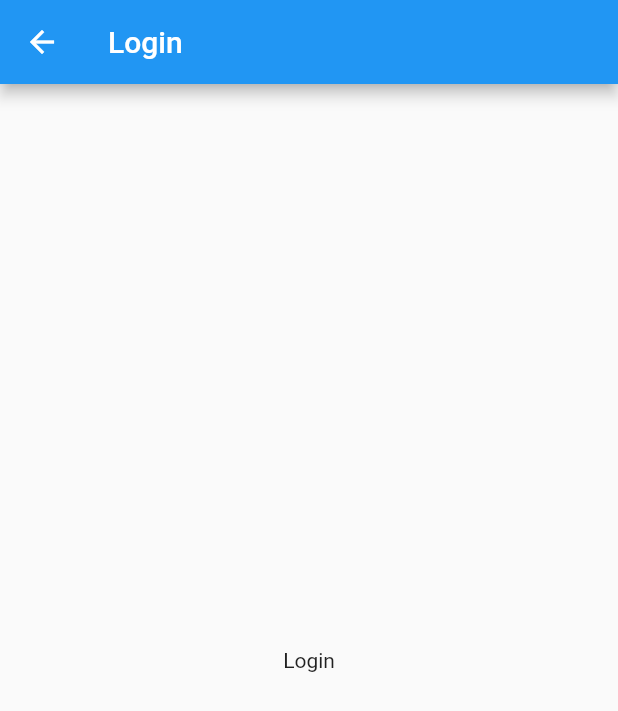
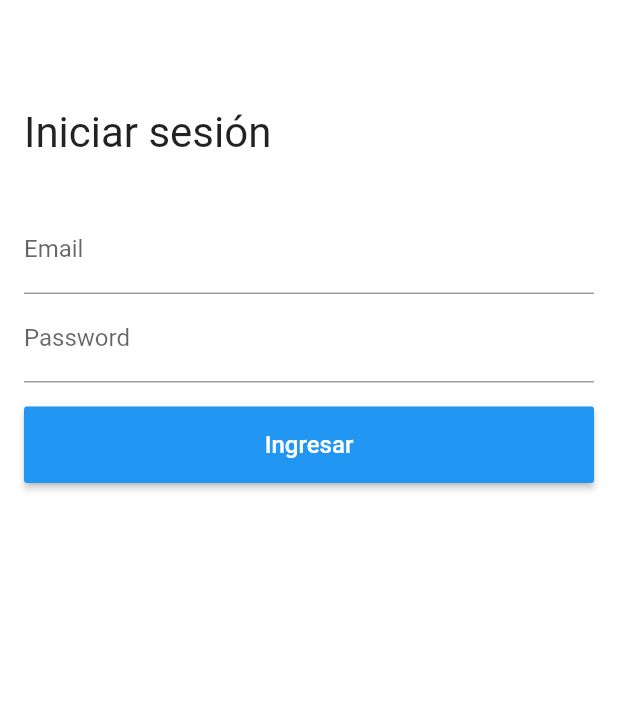
Before and after one commit to johe8809/test_flutter, a Flutter app: the LoginView screen opened by its route, on a phone screen of 412 x 824 dp. Shown: the top 711 px of the screen. Run offline on Flutter 3.47's test engine with Material 2 defaults, Android fonts, the phone set to English and light mode, and no system bars; our stand-ins replace cloud_firestore, firebase_auth, firebase_core, get_it; accounts and stored records are empty.

Commit message:
add login with firebase

```diff
--- /dev/null
+++ b/lib/src/core/models/user_model/user_model.dart
@@ -0,0 +1,17 @@
+class User {
+  User({
+    this.name,
+    this.email,
+    this.token,
+  });
+
+  String name;
+  String email;
+  String token;
+
+  User.fromJson(Map<String, dynamic> json) {
+    name = json['name'];
+    email = json['email'];
+    token = json['token'];
+  }
+}
--- /dev/null
+++ b/lib/src/core/services/auth_service.dart
@@ -0,0 +1,16 @@
+part of app.services;
+
+class AuthService extends FirebaseService {
+  Future<UserCredential> signIn(String email, String password) async {
+    try {
+      UserCredential response = await auth.signInWithEmailAndPassword(
+        email: email,
+        password: password,
+      );
+      return response;
+    } on Exception catch (e) {
+      print('Error $e');
+      throw e;
+    }
+  }
+}
--- /dev/null
+++ b/lib/src/core/services/firebase_service.dart
@@ -0,0 +1,9 @@
+part of app.services;
+
+class FirebaseService {
+  static final Future<FirebaseApp> initializationFirebase =
+      Firebase.initializeApp();
+
+  final FirebaseAuth auth = FirebaseAuth.instance;
+  final FirebaseFirestore database = FirebaseFirestore.instance;
+}
--- a/lib/router.dart
+++ b/lib/src/router.dart
@@ -1,11 +1,16 @@
 import 'package:flutter/material.dart';
 
-import 'views/home_view.dart';
-import 'views/login_view.dart';
+import 'ui/views/home_view/home_view.dart';
+import 'ui/views/auth/login_view/login_view.dart';
+import 'ui/views/root_view.dart';
 
 class UIRouter {
   static generateRoute(RouteSettings settings) {
     final routes = {
+      RootView.route: MaterialPageRoute<dynamic>(
+        settings: RouteSettings(name: RootView.route),
+        builder: (_) => RootView(),
+      ),
       HomeView.route: MaterialPageRoute(
         settings: RouteSettings(name: HomeView.route),
         builder: (_) => HomeView(),
--- /dev/null
+++ b/lib/src/ui/models/auth_model.dart
@@ -0,0 +1,18 @@
+part of app.ui.models;
+
+class AuthViewModel {
+  AuthService authService = locator<AuthService>();
+  NavigatorService navigatorService = locator<NavigatorService>();
+
+  TextEditingController emailController = TextEditingController();
+  TextEditingController passwordController = TextEditingController();
+
+  Future<void> signIn(String email, String password) async {
+    try {
+      UserCredential response = await authService.signIn(email, password);
+      User user = response.user;
+      models.User.fromJson({'email': user.email});
+      navigatorService.replace(HomeView.route);
+    } catch (e) {}
+  }
+}
--- /dev/null
+++ b/lib/src/ui/views/auth/login_view/login_view.dart
@@ -0,0 +1,64 @@
+library app.ui.views.auth;
+
+import 'package:flutter/material.dart';
+import 'package:flutter/services.dart';
+import 'package:test_flutter_1/src/ui/models/models.dart';
+
+class LoginView extends StatelessWidget {
+  static final route = '/login';
+
+  final AuthViewModel authViewModel = AuthViewModel();
+
+  @override
+  Widget build(BuildContext context) {
+    return Scaffold(
+      backgroundColor: Colors.white,
+      appBar: AppBar(
+        backgroundColor: Colors.transparent,
+        brightness: Brightness.light,
+        elevation: 0,
+        leading: SizedBox(),
+        title: null,
+      ),
+      body: Padding(
+        padding: EdgeInsets.all(16),
+        child: Column(
+          crossAxisAlignment: CrossAxisAlignment.start,
+          children: [
+            Text(
+              'Iniciar sesión',
+              style: TextStyle(fontSize: 28),
+            ),
+            SizedBox(height: 32),
+            TextFormField(
+              controller: authViewModel.emailController,
+              decoration: InputDecoration(labelText: 'Email'),
+              keyboardType: TextInputType.emailAddress,
+            ),
+            TextFormField(
+              controller: authViewModel.passwordController,
+              decoration: InputDecoration(labelText: 'Password'),
+              obscureText: true,
+            ),
+            SizedBox(height: 16),
+            ButtonTheme(
+              minWidth: MediaQuery.of(context).size.width,
+              child: RaisedButton(
+                padding: EdgeInsets.all(16),
+                onPressed: () => authViewModel.signIn(
+                  authViewModel.emailController.text,
+                  authViewModel.passwordController.text,
+                ),
+                child: Text(
+                  'Ingresar',
+                  style: TextStyle(fontSize: 16),
+                ),
+                textColor: Colors.white,
+              ),
+            )
+          ],
+        ),
+      ),
+    );
+  }
+}
--- /dev/null
+++ b/lib/src/ui/views/views.dart
@@ -0,0 +1,5 @@
+library app.ui.views;
+
+export 'auth/login_view/login_view.dart';
+export 'home_view/home_view.dart';
+export 'root_view.dart';
--- a/lib/views/login_view.dart
+++ /dev/null
@@ -1,16 +0,0 @@
-import 'package:flutter/material.dart';
-
-class LoginView extends StatelessWidget {
-  static final route = '/login';
-  @override
-  Widget build(BuildContext context) {
-    return Scaffold(
-      appBar: AppBar(
-        title: Text('Login'),
-      ),
-      body: Center(
-        child: Text('Login'),
-      ),
-    );
-  }
-}
--- a/pubspec.yaml
+++ b/pubspec.yaml
@@ -7,8 +7,11 @@ environment:
 dependencies:
   flutter:
     sdk: flutter
+  cloud_firestore: "^0.16.0"
   cupertino_icons: ^1.0.0
+  firebase_auth: "^0.20.0+1"
   firebase_core: "0.7.0"
+  get_it: ^5.0.4
 dev_dependencies:
   flutter_test:
     sdk: flutter
```
Also changed, not shown: lib/app.dart (deleted, +0 -18 lines), lib/main.dart (+9 -29 lines), lib/src/app.dart (added, +39 -0 lines), lib/src/core/locator.dart (added, +17 -0 lines), lib/src/core/services/navigator_service.dart (added, +19 -0 lines), lib/src/core/services/services.dart (added, +10 -0 lines), lib/src/ui/models/models.dart (added, +11 -0 lines), lib/src/ui/views/home_view/home_view.dart (renamed from lib/views/home_view.dart, +5 -5 lines), lib/src/ui/views/root_view.dart (added, +36 -0 lines), pubspec.lock, 1 other file.
